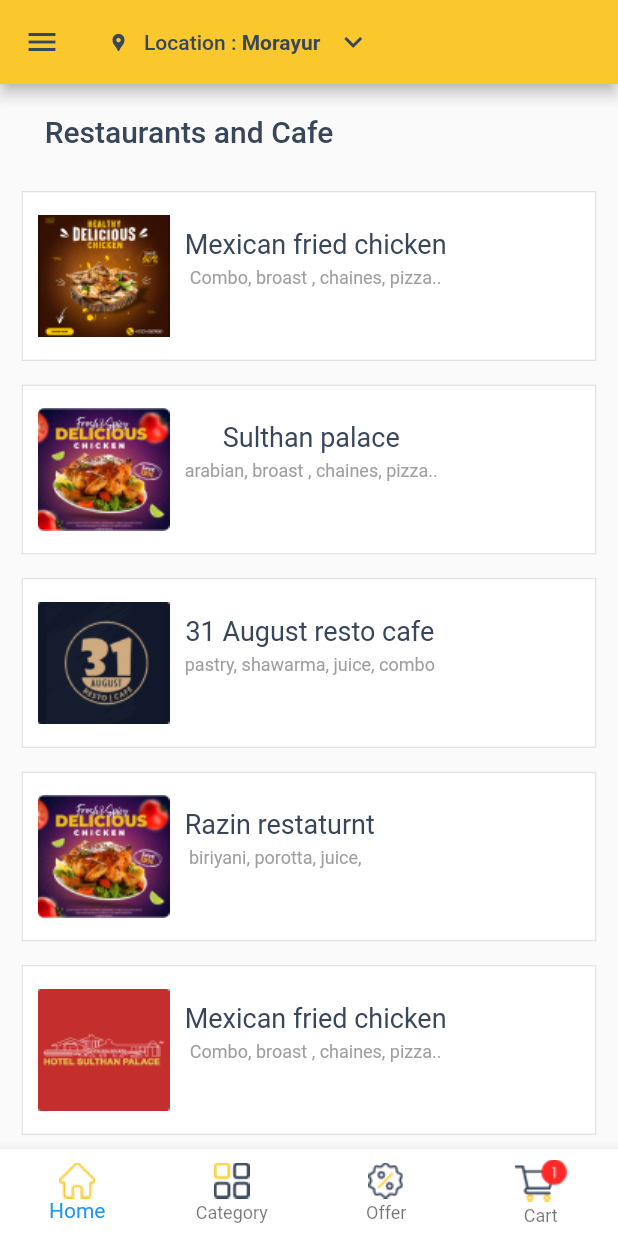
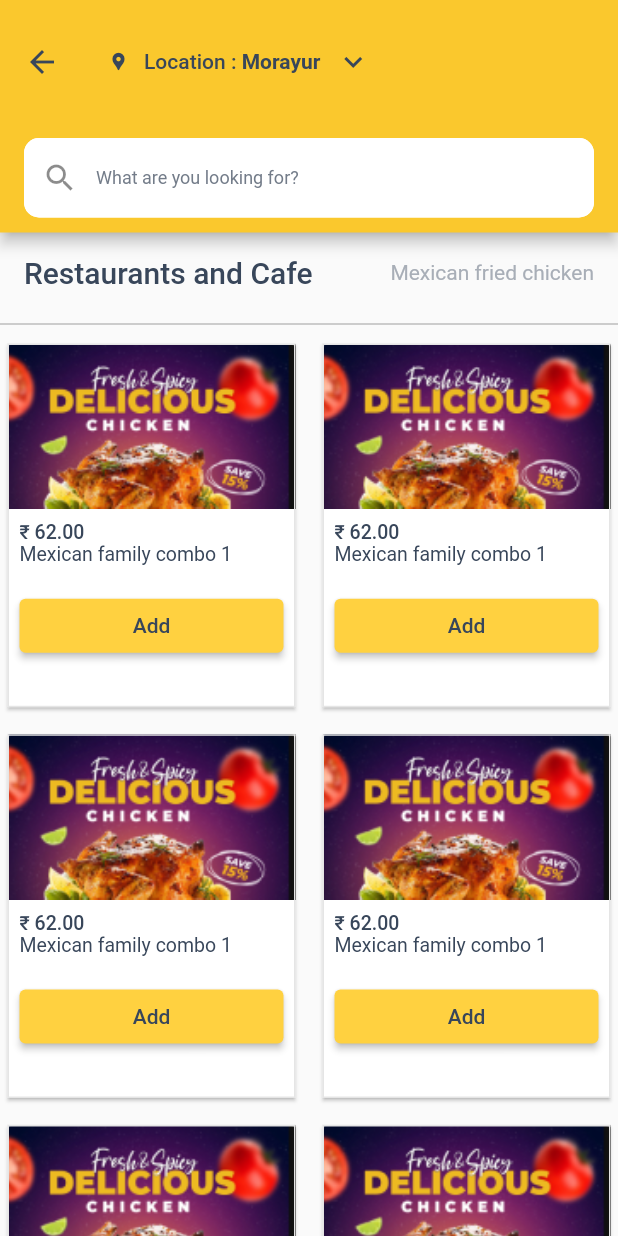
Before and after one commit to nadiraziz/fooddeliveryapp, a Flutter app: the screen it shows after launch, on a phone screen of 412 x 824 dp. Run offline on Flutter 3.47's test engine with Material 2 defaults, Android fonts, the phone set to English and light mode, and no system bars; our stand-ins replace google_fonts, intl_phone_number_input, otp_text_field.

Commit message:
food menu is done in grid view, home head is edited, search bar is done, restrant food file is edited

```diff
--- a/lib/main.dart
+++ b/lib/main.dart
@@ -12,6 +12,7 @@ import 'package:fooddelivery/screens/home/my_address.dart';
 import 'package:fooddelivery/screens/home/my_orders.dart';
 import 'package:fooddelivery/screens/home/order_history.dart';
 import 'package:fooddelivery/screens/home/order_summary.dart';
+import 'package:fooddelivery/screens/home/resturant_food.dart';
 import 'package:fooddelivery/screens/home/status.dart';
 import 'package:google_fonts/google_fonts.dart';
 
@@ -31,7 +32,7 @@ class MyApp extends StatelessWidget {
           primaryTextTheme: GoogleFonts.robotoTextTheme()),
       darkTheme: ThemeData(
           brightness: Brightness.dark) ,
-      initialRoute: Menu.id,
+      initialRoute: FoodMenu.id,
       routes: {
         LoginPage.id: (context) => LoginPage(),
         ForgotPass.id: (context) => ForgotPass(),
@@ -47,6 +48,7 @@ class MyApp extends StatelessWidget {
         Status.id: (context) => Status(),
         Category.id: (context) => Category(),
         Menu.id: (context) => Menu(),
+        FoodMenu.id: (context) => FoodMenu(resturant: 'Mexican fried chicken',),
       },
     );
   }
--- a/lib/screens/home/menu.dart
+++ b/lib/screens/home/menu.dart
@@ -22,9 +22,7 @@ class _MenuState extends State<Menu> {
   @override
   Widget build(BuildContext context) {
     return Scaffold(
-      appBar: AppBar(backgroundColor: Color(0xFFFAC82D),
-        iconTheme: IconThemeData(color: Color(0xFF38465A)),
-        title: homeHead()),
+      appBar: homeHead(),
       drawer: NavDrawer(),
       body: Column(
         children: [
@@ -32,8 +30,8 @@ class _MenuState extends State<Menu> {
             padding: const EdgeInsets.only(top: 20.5, right: 160.0, bottom: 20.0),
             child: Text('Restaurants and Cafe', style: TextStyle(fontSize: 20, fontWeight: FontWeight.w500, color: Color(0xFF38465A)),),
           ),
+
           Expanded(
-
             child: ListView.builder(
               shrinkWrap: true,
               itemCount: foodData.length,
@@ -92,21 +90,21 @@ class _MenuState extends State<Menu> {
 }
 
 
-class FoodMenu{
+class ResturantMenu{
   bool expanded;
   String foodName;
   String ingredients;
   String foodImg;
 
-  FoodMenu({required this.foodName, required this.ingredients,this.expanded: false, required this.foodImg});
+  ResturantMenu({required this.foodName, required this.ingredients,this.expanded: false, required this.foodImg});
 }
 
-List<FoodMenu> foodData = <FoodMenu> [
-  FoodMenu(foodName: 'Mexican fried chicken', ingredients: 'Combo, broast , chaines, pizza..', foodImg: 'assets/images/resturants/1.png'),
-  FoodMenu(foodName: 'Sulthan palace', ingredients: 'arabian, broast , chaines, pizza..', foodImg: 'assets/images/resturants/2.png'),
-  FoodMenu(foodName: '31 August resto cafe', ingredients: 'pastry, shawarma, juice, combo', foodImg: 'assets/images/resturants/3.png'),
-  FoodMenu(foodName: 'Razin restaturnt', ingredients: 'biriyani, porotta, juice,  ', foodImg: 'assets/images/resturants/2.png'),
-  FoodMenu(foodName: 'Mexican fried chicken', ingredients: 'Combo, broast , chaines, pizza..', foodImg: 'assets/images/resturants/4.png'),
-  FoodMenu(foodName: 'Mexican fried chicken', ingredients: 'Combo, broast , chaines, pizza..', foodImg: 'assets/images/resturants/3.png'),
+List<ResturantMenu> foodData = <ResturantMenu> [
+  ResturantMenu(foodName: 'Mexican fried chicken', ingredients: 'Combo, broast , chaines, pizza..', foodImg: 'assets/images/resturants/1.png'),
+  ResturantMenu(foodName: 'Sulthan palace', ingredients: 'arabian, broast , chaines, pizza..', foodImg: 'assets/images/resturants/2.png'),
+  ResturantMenu(foodName: '31 August resto cafe', ingredients: 'pastry, shawarma, juice, combo', foodImg: 'assets/images/resturants/3.png'),
+  ResturantMenu(foodName: 'Razin restaturnt', ingredients: 'biriyani, porotta, juice,  ', foodImg: 'assets/images/resturants/2.png'),
+  ResturantMenu(foodName: 'Mexican fried chicken', ingredients: 'Combo, broast , chaines, pizza..', foodImg: 'assets/images/resturants/4.png'),
+  ResturantMenu(foodName: 'Mexican fried chicken', ingredients: 'Combo, broast , chaines, pizza..', foodImg: 'assets/images/resturants/3.png'),
 
 ];
--- a/lib/screens/home/order_history.dart
+++ b/lib/screens/home/order_history.dart
@@ -1,6 +1,7 @@
 
 import 'package:flutter/material.dart';
 import 'package:flutter/widgets.dart';
+import 'package:fooddelivery/screens/home/components/bottom_nav.dart';
 
 
 class OrderHistory extends StatefulWidget {
@@ -91,36 +92,7 @@ class _OrderHistoryState extends State<OrderHistory> {
           ),
         ],
       ),
-      bottomNavigationBar: BottomNavigationBar(
-        backgroundColor: Colors.white,
-        selectedLabelStyle: TextStyle(
-          color: Colors.black,
-        ),
-        unselectedLabelStyle: TextStyle(
-          color: Colors.black,
-        ),
-        currentIndex: _currentIndex,
-        onTap:(newIndex) => setState((){_currentIndex = newIndex;}),
-        type: BottomNavigationBarType.fixed, // this will be set when a new tab is tapped
-        items: [
-          BottomNavigationBarItem(
-            icon: Image.asset('assets/images/home_icon.png'),
-            label: 'Home',
-          ),
-          BottomNavigationBarItem(
-            icon: Image.asset('assets/images/category_icon.png'),
-            label: 'Category',
-          ),
-          BottomNavigationBarItem(
-            icon: Image.asset('assets/images/offer_icon.png'),
-            label: 'Offer',
-          ),
-          BottomNavigationBarItem(
-            icon: Image.asset('assets/images/cart_icon.png'),
-            label: 'Cart',
-          )
-        ],
-      ),
+      bottomNavigationBar: BottomNav(),
     );
   }
 }
--- /dev/null
+++ b/lib/screens/home/resturant_food.dart
@@ -0,0 +1,192 @@
+import 'package:flutter/cupertino.dart';
+import 'package:flutter/material.dart';
+import 'package:fooddelivery/screens/home/components/home_head.dart';
+import 'package:fooddelivery/screens/home/components/navdrawer.dart';
+
+
+
+class FoodMenu extends StatefulWidget {
+  final String resturant;
+
+  const FoodMenu({Key? key, required this.resturant}) : super(key: key);
+  static String id = 'food_menu_page';
+
+  @override
+  _FoodMenuState createState() => _FoodMenuState();
+}
+
+
+class _FoodMenuState extends State<FoodMenu> {
+  @override
+  Widget build(BuildContext context) {
+    return Scaffold(
+      appBar: AppBar(
+        toolbarHeight: 150,
+        iconTheme: IconThemeData(color: Color(0xFF38465A)),
+        backgroundColor: Color(0xFFFAC82D),
+        // leading: Icon(Icons.arrow_back, color: Color(0xFF38465A), size: 24),
+        title: Row(
+          children: [
+            Icon(Icons.location_pin, color: Color(0xFF38465A), size: 14),
+            SizedBox(width: 10.0),
+            Text('Location : ',
+                style: TextStyle(fontSize: 14, color: Color(0xFF38465A))),
+            Text('Morayur',
+                style: TextStyle(
+                    fontSize: 14,
+                    color: Color(0xFF38465A),
+                    fontWeight: FontWeight.bold)),
+            SizedBox(width: 10.0),
+            Icon(Icons.keyboard_arrow_down, color: Color(0xFF38465A), size: 24),
+          ],
+        ),
+        leading: Icon(Icons.arrow_back),
+        bottom: PreferredSize(
+          preferredSize: Size.fromHeight(5.0),
+          child: Padding(
+            padding: const EdgeInsets.symmetric(horizontal: 16.0, vertical: 10.0),
+            child: TextField(
+              style: TextStyle(
+                height: 0.8,
+
+              ),
+              decoration: new InputDecoration(
+                  hoverColor: Colors.white,
+                  focusColor: Colors.white,
+                  enabledBorder: OutlineInputBorder(
+                      borderRadius: BorderRadius.circular(10),
+                      borderSide: BorderSide(color: Colors.white)
+                  ),
+                  prefixIcon: Icon(Icons.search),
+                  fillColor: Colors.white,
+                  filled: true,
+                  // border: OutlineInputBorder(
+                  //   borderSide: BorderSide(color: Colors.white),
+                  //   borderRadius: BorderRadius.circular(10)
+                  // ),
+                  hintText: 'What are you looking for?',
+                  hintStyle: TextStyle(fontSize: 12, color: Color(0xFF737C89))
+
+              ),
+            ),
+          ),
+        ),
+      ),
+      drawer: NavDrawer(),
+      body: Column(
+        children: [
+          Column(
+            children: [
+              Padding(
+                padding: const EdgeInsets.symmetric(vertical: 15.0, horizontal: 16.0),
+                child: Row(
+                  mainAxisAlignment: MainAxisAlignment.spaceBetween,
+                  children: [
+                    Text(
+                      'Restaurants and Cafe',
+                      style: TextStyle(
+                          fontSize: 20,
+                          fontWeight: FontWeight.w500,
+                          color: Color(0xFF38465A)),
+                    ),
+                    Text(
+                      widget.resturant,
+                      style: TextStyle(
+                          fontSize: 14,
+                          fontWeight: FontWeight.w400,
+                          color: Color(0xFFA8AEB7)),
+                    ),
+                  ],
+                ),
+              ),
+              Divider(
+                color: Colors.grey,
+              )
+            ],
+          ),
+          Expanded(
+            child: GridView.count(
+              crossAxisSpacing: 8,
+              mainAxisSpacing: 8,
+              shrinkWrap: true,
+              childAspectRatio: 0.8,
+              crossAxisCount: 2,
+              children: [
+                foodCart(),
+                foodCart(),
+                foodCart(),
+                foodCart(),
+                foodCart(),
+                foodCart(),
+                foodCart(),
+                foodCart(),
+
+              ],
+            ),
+          ),
+        ],
+      ),
+    );
+  }
+}
+
+
+
+Widget foodCart(){
+  return Card(
+    margin: EdgeInsets.all(5),
+    shape: Border.all(color: Color(0xFFE5E5E5)),
+    child: Column(
+      crossAxisAlignment: CrossAxisAlignment.start,
+      children: [
+      Image.asset(
+      'assets/images/resturants/foodmenu1.png',
+      fit: BoxFit.fill, width: double.infinity),
+      Padding(
+        padding: const EdgeInsets.all(8.0),
+        child: Column(
+          crossAxisAlignment: CrossAxisAlignment.start,
+          children: [
+            Text(
+              '₹ 62.00',
+              style: TextStyle(
+                  fontSize: 13,
+                  fontWeight: FontWeight.w500,
+                  color: Color(0xFF38465A)),
+            ),
+            Text(
+              'Mexican family combo 1',
+              style: TextStyle(
+                  fontSize: 13,
+                  fontWeight: FontWeight.w400,
+                  color: Color(0xFF38465A)),
+            ),
+          ],
+        ),
+      ),
+      Container(
+        width: double.infinity,
+        child: Padding(
+          padding: const EdgeInsets.all(8.0),
+          child: ElevatedButton(
+            onPressed: () {},
+            style: ElevatedButton.styleFrom(
+              primary: Color(0xFFFFD140),
+              shape: RoundedRectangleBorder(
+                borderRadius: new BorderRadius.circular(4.0),
+              ),
+            ),
+            child: Text(
+              'Add',
+              style: TextStyle(
+                  color: Color(0xFF38465A),
+                  fontWeight: FontWeight.w500),
+            ),
+          ),
+        ),
+      ),
+      ],
+    ),
+    );
+
+}
```
Also changed, not shown: lib/screens/home/components/home_head.dart (+49 -10 lines), lib/screens/home/home.dart (+8 -101 lines), assets/images/resturants/foodmenu1.png (added).
